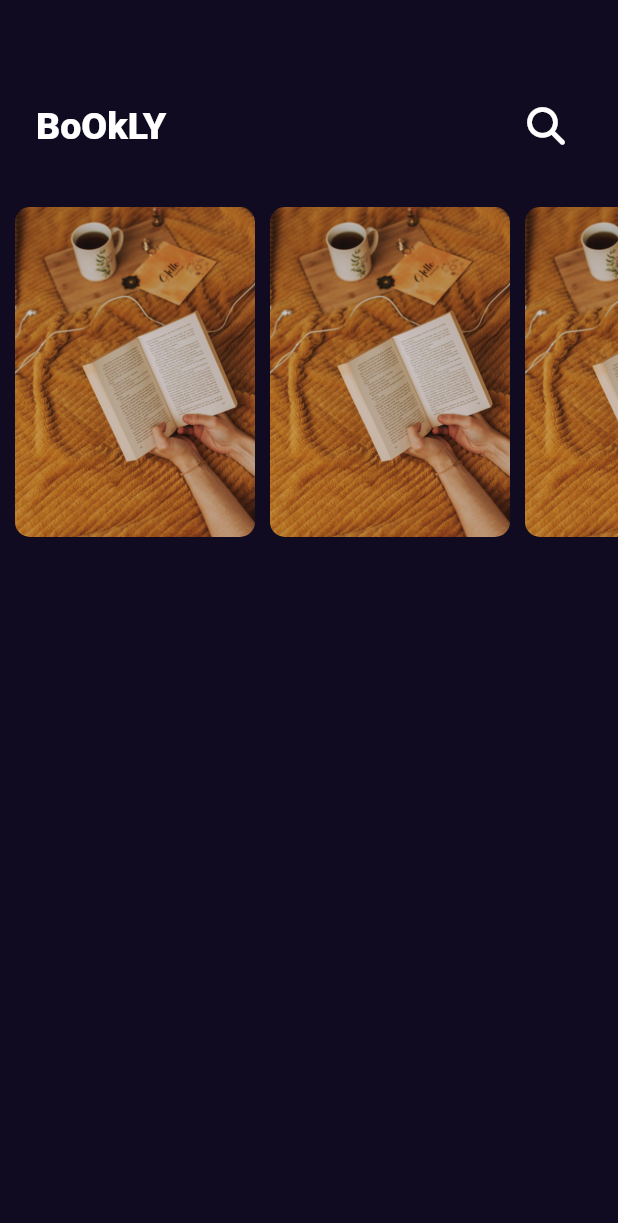
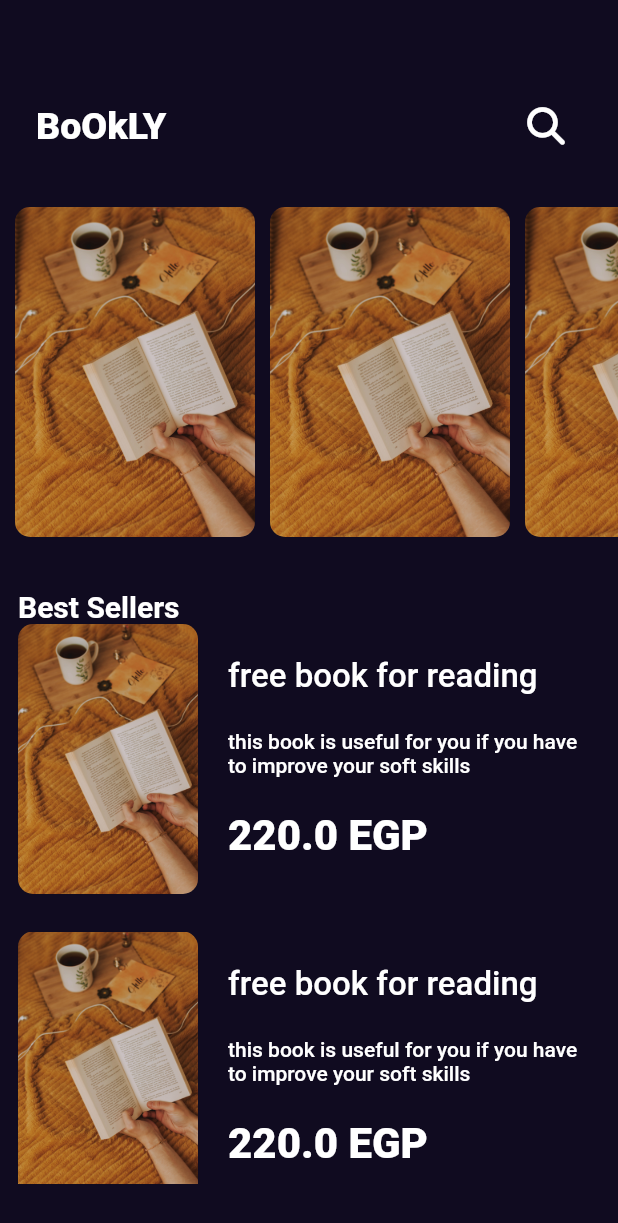
Before and after one commit to Mohamed-Yassien/bookly_app, a Flutter app: the screen it shows after launch, on a phone screen of 412 x 824 dp. Shown: the top 1223 px of the screen. Run offline on Flutter 3.47's test engine with Material 2 defaults, Android fonts, the phone set to English and light mode, and no system bars; our stand-ins replace font_awesome_flutter, get, google_fonts.

Commit message:
add best sellers list

```diff
--- /dev/null
+++ b/lib/features/home/presentation/views/widgets/best_sellers_list.dart
@@ -0,0 +1,22 @@
+import 'package:bookly_app/features/home/presentation/views/widgets/best_sellers_list_item.dart';
+import 'package:flutter/material.dart';
+
+class BestSellersList extends StatelessWidget {
+  const BestSellersList({Key? key}) : super(key: key);
+
+  @override
+  Widget build(BuildContext context) {
+    return ListView.separated(
+      physics: const BouncingScrollPhysics(),
+      itemBuilder: (context, index) {
+        return const BestSellersListItem();
+      },
+      separatorBuilder: (context, index) {
+        return const SizedBox(
+          height: 25,
+        );
+      },
+      itemCount: 10,
+    );
+  }
+}
--- /dev/null
+++ b/lib/features/home/presentation/views/widgets/best_sellers_list_item.dart
@@ -0,0 +1,61 @@
+import 'package:flutter/material.dart';
+
+class BestSellersListItem extends StatelessWidget {
+  const BestSellersListItem({Key? key}) : super(key: key);
+
+  @override
+  Widget build(BuildContext context) {
+    return  SizedBox(
+      height: 180,
+      child: Row(
+        children: [
+          Container(
+            height: 180,
+            width: 120,
+            decoration: BoxDecoration(
+              borderRadius: BorderRadius.circular(10),
+              image: const DecorationImage(
+                image: AssetImage(
+                  'assets/images/book.jpg',
+                ),
+                fit: BoxFit.cover,
+              ),
+            ),
+          ),
+          const SizedBox(
+            width: 20,
+          ),
+          Expanded(
+            child: Column(
+              mainAxisAlignment: MainAxisAlignment.spaceEvenly,
+              crossAxisAlignment: CrossAxisAlignment.start,
+              children: const [
+                Text(
+                  'free book for reading',
+                  style: TextStyle(
+                    fontSize: 22,
+                    fontWeight: FontWeight.w500,
+                  ),
+                ),
+                Text(
+                  'this book is useful for you if you have to improve your soft skills',
+                  style: TextStyle(
+                    fontSize: 14,
+                    fontWeight: FontWeight.w500,
+                  ),
+                ),
+                Text(
+                  '220.0 EGP',
+                  style: TextStyle(
+                    fontSize: 28,
+                    fontWeight: FontWeight.w900,
+                  ),
+                ),
+              ],
+            ),
+          ),
+        ],
+      ),
+    );
+  }
+}
--- a/lib/features/home/presentation/views/widgets/featured_list.dart
+++ b/lib/features/home/presentation/views/widgets/featured_list.dart
@@ -9,6 +9,7 @@ class FeaturedList extends StatelessWidget {
     return SizedBox(
       height: 220,
       child: ListView.builder(
+        physics: const BouncingScrollPhysics(),
         scrollDirection: Axis.horizontal,
         itemBuilder: (context, index) {
           return const FeaturedListItem();
--- a/lib/features/home/presentation/views/widgets/home_screen_body.dart
+++ b/lib/features/home/presentation/views/widgets/home_screen_body.dart
@@ -1,3 +1,4 @@
+import 'package:bookly_app/features/home/presentation/views/widgets/best_sellers_list.dart';
 import 'package:bookly_app/features/home/presentation/views/widgets/featured_list.dart';
 import 'package:bookly_app/features/home/presentation/views/widgets/custom_app_bar.dart';
 import 'package:flutter/material.dart';
@@ -8,9 +9,33 @@ class HomeScreenBody extends StatelessWidget {
   @override
   Widget build(BuildContext context) {
     return Column(
-      children: const [
-        CustomAppBar(),
-        FeaturedList(),
+      crossAxisAlignment: CrossAxisAlignment.start,
+      children: [
+        const CustomAppBar(),
+        const FeaturedList(),
+        Expanded(
+          child: Padding(
+            padding: const EdgeInsets.symmetric(
+              horizontal: 12.0,
+              vertical: 35,
+            ),
+            child: Column(
+              crossAxisAlignment: CrossAxisAlignment.start,
+              children: const [
+                Text(
+                  'Best Sellers',
+                  style: TextStyle(
+                    fontSize: 20,
+                    fontWeight: FontWeight.w600,
+                  ),
+                ),
+                Expanded(
+                  child: BestSellersList(),
+                ),
+              ],
+            ),
+          ),
+        ),
       ],
     );
   }
```
